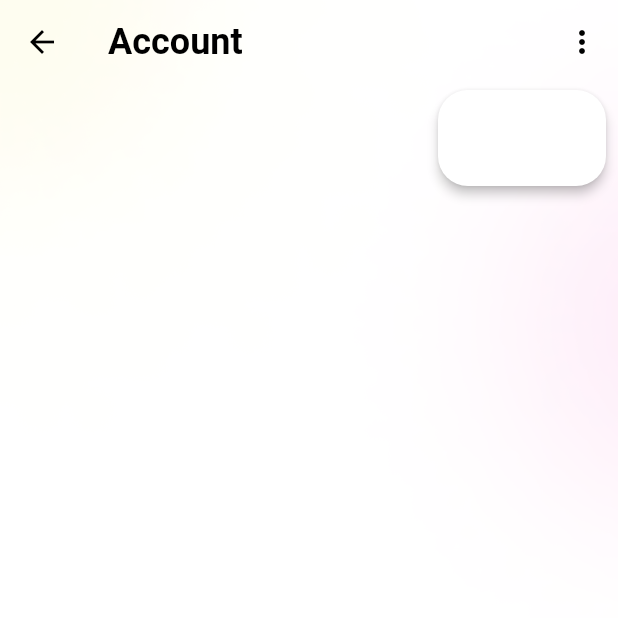
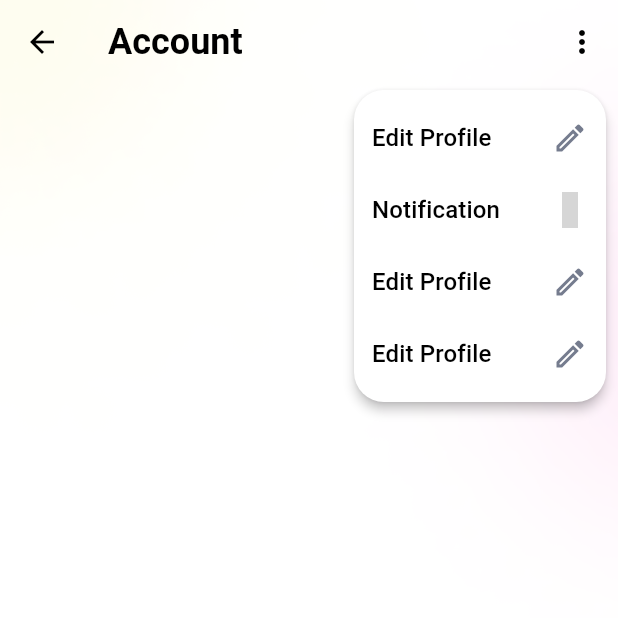
Before and after one commit to Ehouman09/flutter_bloc_tdd_clean_architecture, a Flutter app: the ProfileView screen opened directly, after a tap on the "more vert" icon, on a phone screen of 412 x 824 dp, the top half of it. Run offline on Flutter 3.47's test engine with Material 3 defaults, Android fonts, the phone set to English and light mode, and no system bars; our stand-ins replace bloc, cloud_firestore, dartz, equatable, firebase_auth, firebase_core and 7 more; accounts and stored records are empty; Roboto replaces fonts that are missing (Poppins); project files that could hold a hidden picture were left out; grey boxes are pictures that could not be loaded.

Commit message:
Profile update

```diff
--- /dev/null
+++ b/lib/core/common/widgets/popup_item.dart
@@ -0,0 +1,31 @@
+import 'package:flutter/material.dart';
+
+class PopupItem extends StatelessWidget {
+
+  const PopupItem({required this.title, required this.icon, super.key,  });
+
+  final String title;
+  final Widget icon;
+
+  @override
+  Widget build(BuildContext context) {
+
+    return Row(
+      mainAxisAlignment: MainAxisAlignment.spaceBetween,
+      children: [
+
+        Text(
+          title,
+          style: const TextStyle(
+            fontSize: 16,
+            fontWeight: FontWeight.w500,
+            color: Colors.black
+          ),
+        ),
+
+        icon
+
+      ],
+    );
+  }
+}
--- a/lib/src/profile/presentation/widgets/profile_app_bar.dart
+++ b/lib/src/profile/presentation/widgets/profile_app_bar.dart
@@ -1,4 +1,10 @@
+import 'package:educationapp/core/common/app/providers/tab_navigator.dart';
+import 'package:educationapp/core/common/widgets/popup_item.dart';
+import 'package:educationapp/core/extensions/context_extention.dart';
+import 'package:educationapp/core/res/colours.dart';
 import 'package:flutter/material.dart';
+import 'package:iconly/iconly.dart';
+import 'package:provider/provider.dart';
 
 class ProfileAppBar extends StatelessWidget implements PreferredSizeWidget {
 
@@ -24,9 +30,49 @@ class ProfileAppBar extends StatelessWidget implements PreferredSizeWidget {
           ),
           itemBuilder: (_) => [
 
-            PopupMenuItem(
-                child: Row(),
-            )
+            PopupMenuItem<void>(
+                child: const PopupItem(
+                  title: 'Edit Profile',
+                  icon: Icon(
+                    Icons.edit_outlined,
+                    color: Colours.neutralTextColour,
+                  ),
+                ),
+                onTap: () => context.push(const  Placeholder()),
+            ),
+
+            PopupMenuItem<void>(
+              child: const PopupItem(
+                title: 'Notification',
+                icon: Icon(
+                  IconlyLight.notification,
+                  color: Colours.neutralTextColour,
+                ),
+              ),
+              onTap: () => context.push(const  Placeholder()),
+            ),
+
+            PopupMenuItem<void>(
+              child: const PopupItem(
+                title: 'Edit Profile',
+                icon: Icon(
+                  Icons.edit_outlined,
+                  color: Colours.neutralTextColour,
+                ),
+              ),
+              onTap: () => context.push(const  Placeholder()),
+            ),
+
+            PopupMenuItem<void>(
+              child: const PopupItem(
+                title: 'Edit Profile',
+                icon: Icon(
+                  Icons.edit_outlined,
+                  color: Colours.neutralTextColour,
+                ),
+              ),
+              onTap: () => context.push(const  Placeholder()),
+            ),
 
           ],
         ),
```
